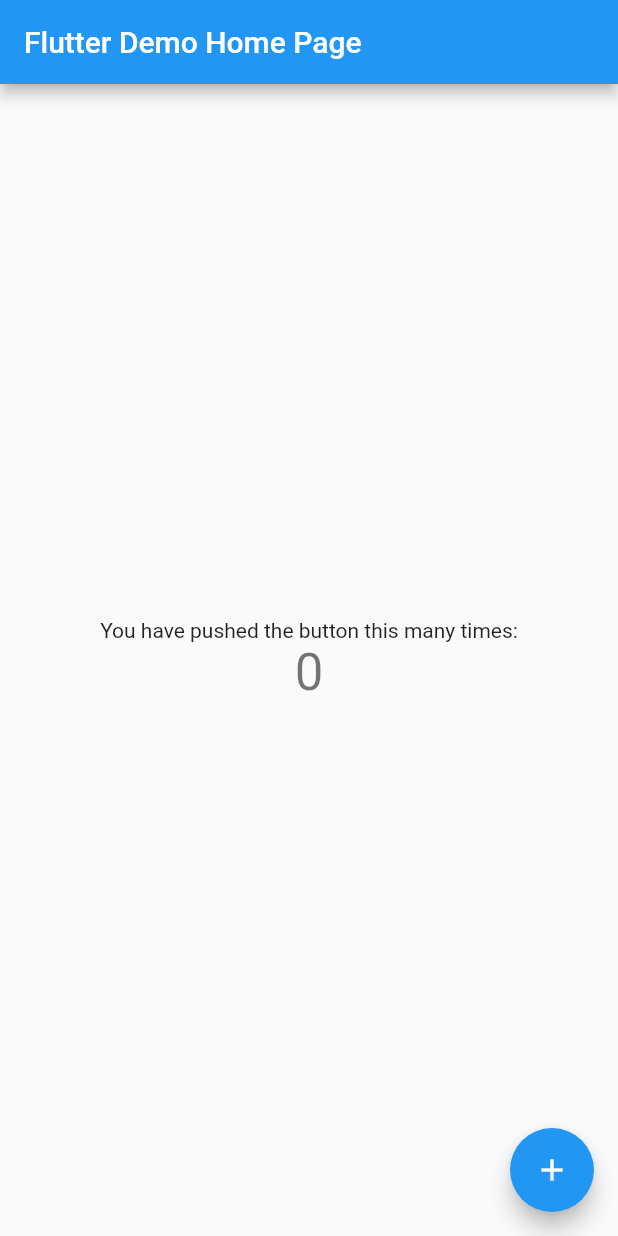
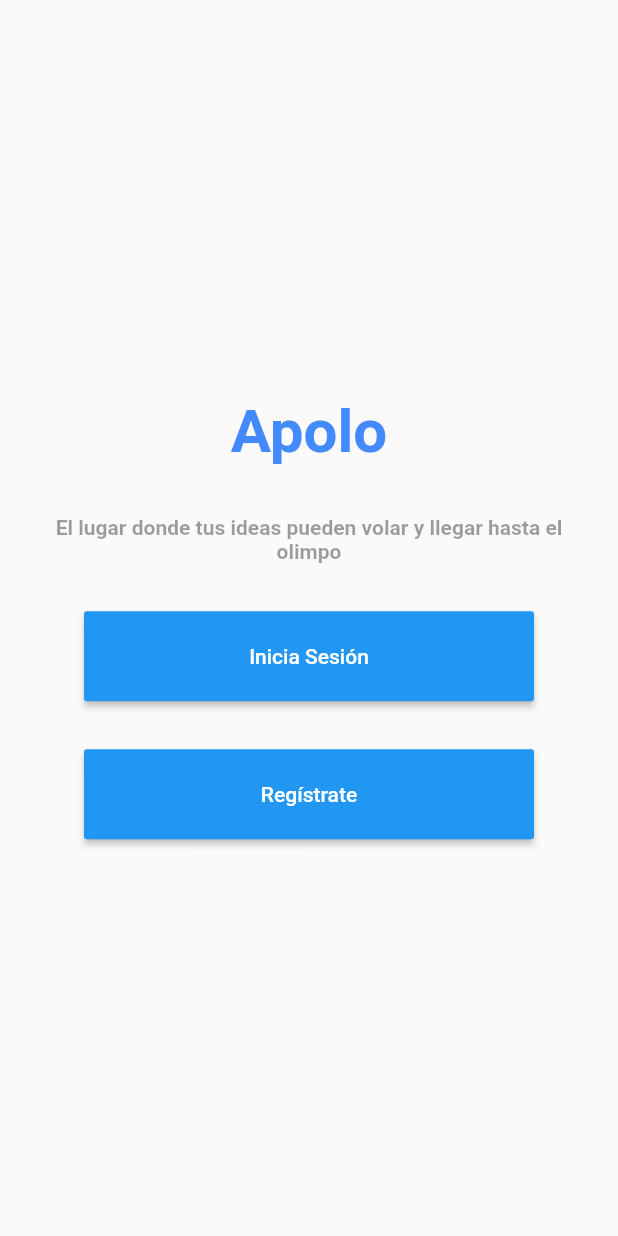
Before and after one commit to ErickCanto/Proyecto_ubicua, a Flutter app: the screen it shows after launch, on a phone screen of 412 x 824 dp. Run offline on Flutter 3.47's test engine with Material 2 defaults, Android fonts, the phone set to English and light mode, and no system bars.

Commit message:
Inicio de Maquetacion

```diff
--- a/lib/main.dart
+++ b/lib/main.dart
@@ -1,3 +1,4 @@
+
 import 'package:flutter/material.dart';
 
 void main() {
@@ -5,46 +6,31 @@
 }
 
 class MyApp extends StatelessWidget {
-  // This widget is the root of your application.
+
   @override
   Widget build(BuildContext context) {
     return MaterialApp(
       title: 'Flutter Demo',
       theme: ThemeData(
-        // This is the theme of your application.
-        //
-        // Try running your application with "flutter run". You'll see the
-        // application has a blue toolbar. Then, without quitting the app, try
-        // changing the primarySwatch below to Colors.green and then invoke
-        // "hot reload" (press "r" in the console where you ran "flutter run",
-        // or simply save your changes to "hot reload" in a Flutter IDE).
-        // Notice that the counter didn't reset back to zero; the application
-        // is not restarted.
         primarySwatch: Colors.blue,
-        // This makes the visual density adapt to the platform that you run
-        // the app on. For desktop platforms, the controls will be smaller and
-        // closer together (more dense) than on mobile platforms.
         visualDensity: VisualDensity.adaptivePlatformDensity,
       ),
-      home: MyHomePage(title: 'Flutter Demo Home Page'),
+      routes: {
+        //'/': (context) => Start(),
+        '/welcome': (context)=> Welcome(),
+        //'/login': (context)=>Login(),
+        //'/newacount': (context)=>NewAccount(),
+        //'/home': (context)=>Home();
+      },
+      //home: MyHomePage(title: 'Flutter Demo Home Page'),
+      initialRoute: '/welcome',
     );
   }
 }
 
 class MyHomePage extends StatefulWidget {
   MyHomePage({Key key, this.title}) : super(key: key);
-
-  // This widget is the home page of your application. It is stateful, meaning
-  // that it has a State object (defined below) that contains fields that affect
-  // how it looks.
-
-  // This class is the configuration for the state. It holds the values (in this
-  // case the title) provided by the parent (in this case the App widget) and
-  // used by the build method of the State. Fields in a Widget subclass are
-  // always marked "final".
-
   final String title;
-
   @override
   _MyHomePageState createState() => _MyHomePageState();
 }
@@ -54,47 +40,20 @@
 
   void _incrementCounter() {
     setState(() {
-      // This call to setState tells the Flutter framework that something has
-      // changed in this State, which causes it to rerun the build method below
-      // so that the display can reflect the updated values. If we changed
-      // _counter without calling setState(), then the build method would not be
-      // called again, and so nothing would appear to happen.
       _counter++;
     });
   }
 
   @override
   Widget build(BuildContext context) {
-    // This method is rerun every time setState is called, for instance as done
-    // by the _incrementCounter method above.
-    //
-    // The Flutter framework has been optimized to make rerunning build methods
-    // fast, so that you can just rebuild anything that needs updating rather
-    // than having to individually change instances of widgets.
+
     return Scaffold(
       appBar: AppBar(
-        // Here we take the value from the MyHomePage object that was created by
-        // the App.build method, and use it to set our appbar title.
+
         title: Text(widget.title),
       ),
       body: Center(
-        // Center is a layout widget. It takes a single child and positions it
-        // in the middle of the parent.
         child: Column(
-          // Column is also a layout widget. It takes a list of children and
-          // arranges them vertically. By default, it sizes itself to fit its
-          // children horizontally, and tries to be as tall as its parent.
-          //
-          // Invoke "debug painting" (press "p" in the console, choose the
-          // "Toggle Debug Paint" action from the Flutter Inspector in Android
-          // Studio, or the "Toggle Debug Paint" command in Visual Studio Code)
-          // to see the wireframe for each widget.
-          //
-          // Column has various properties to control how it sizes itself and
-          // how it positions its children. Here we use mainAxisAlignment to
-          // center the children vertically; the main axis here is the vertical
-          // axis because Columns are vertical (the cross axis would be
-          // horizontal).
           mainAxisAlignment: MainAxisAlignment.center,
           children: <Widget>[
             Text(
@@ -111,7 +70,64 @@
         onPressed: _incrementCounter,
         tooltip: 'Increment',
         child: Icon(Icons.add),
-      ), // This trailing comma makes auto-formatting nicer for build methods.
+      ),
     );
   }
 }
+
+class Welcome extends StatelessWidget{
+
+  @override
+  Widget build(BuildContext context)
+  {
+    return Scaffold(
+      body:(
+        Center(
+            child: Container(
+                child:(
+                    Column(
+                      mainAxisAlignment: MainAxisAlignment.center,
+                      crossAxisAlignment: CrossAxisAlignment.center,
+                      children: [
+                        Padding(
+                          padding: EdgeInsets.all(16.0),
+                          child: Container(
+                            child: Text('Apolo',style: TextStyle(fontWeight: FontWeight.bold,color: Colors.blueAccent,fontSize: 40),),
+                          ),
+                        ),
+                        Padding(
+                          padding: EdgeInsets.all(16.0),
+                          child: Container(
+                            child: Text('El lugar donde tus ideas pueden volar y llegar hasta el olimpo',textAlign: TextAlign.center, style: TextStyle(fontWeight: FontWeight.bold,color: Colors.black38),)
+                          ),
+                        ),
+                        Padding(
+                            padding: EdgeInsets.all(16.0),
+                            child: SizedBox(
+                                height: 60,
+                                child:  ButtonTheme(
+                                  minWidth: 300,
+                                  child:  RaisedButton(onPressed: (){Navigator.pushNamed(context,'/');}, child: Text('Inicia Sesión', style: TextStyle(color: Colors.white),)),
+                                )
+                            )
+                        ),
+                        Padding(
+                            padding: EdgeInsets.all(16.0),
+                            child: SizedBox(
+                                height: 60,
+                                child:  ButtonTheme(
+                                  minWidth: 300,
+                                  child:  RaisedButton(onPressed: (){Navigator.pushNamed(context,'/');}, child: Text('Regístrate', style: TextStyle(color: Colors.white),)),
+                                )
+                            )
+                        ),
+                      ],
+                    )
+                )
+            )
+        )
+      )
+    );
+  }
+
+}
```
Also changed, not shown: 1 other file.
